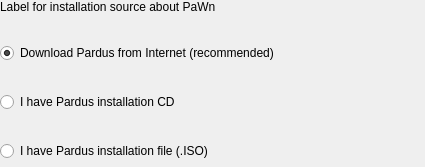
This is playground/gsoc/PaW/src/gui/widgetSource.ui in pars-linux/uludag as Qt 5 draws it before an edit. The edited form follows.
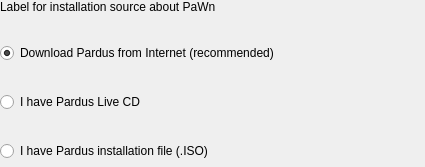
This is the edited form.

Commit message: live cd gui modifications. note:pyuic4 on win.

What changed in the file:
```diff
--- a/playground/gsoc/PaW/src/gui/widgetSource.ui
+++ b/playground/gsoc/PaW/src/gui/widgetSource.ui
@@ -73,7 +73,7 @@
         <item>
          <widget class="QRadioButton" name="optCD">
           <property name="text">
-           <string>I have Pardus installation CD</string>
+           <string>I have Pardus Live CD</string>
           </property>
          </widget>
         </item>
```
The commit also changes 3 other files.
